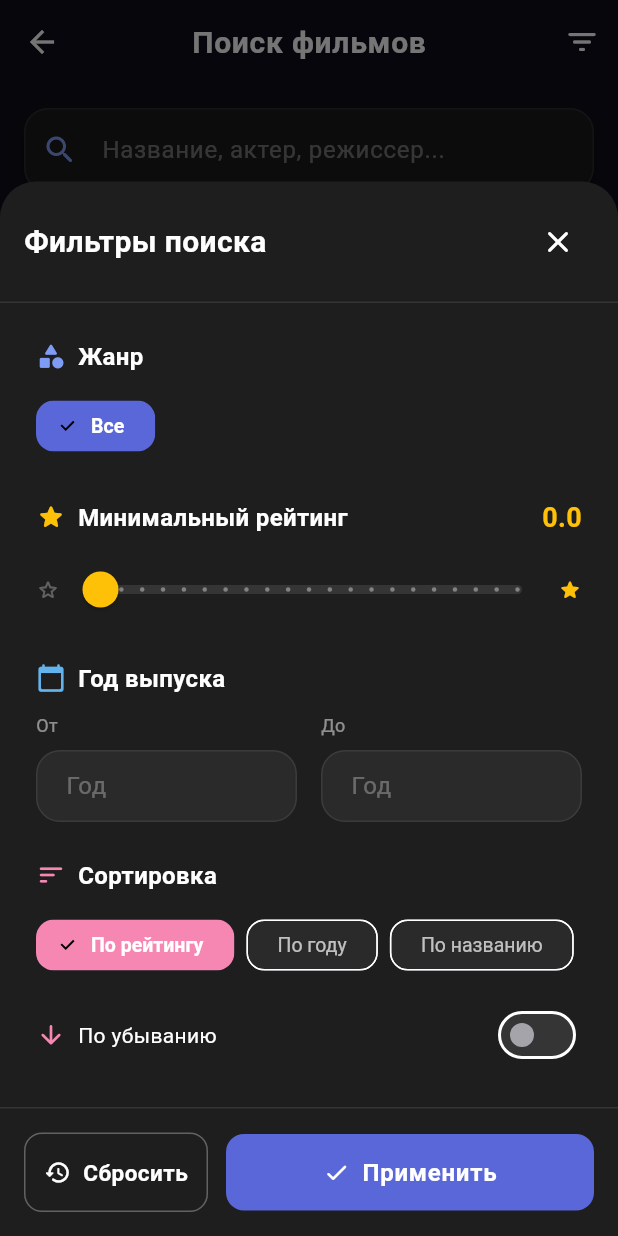
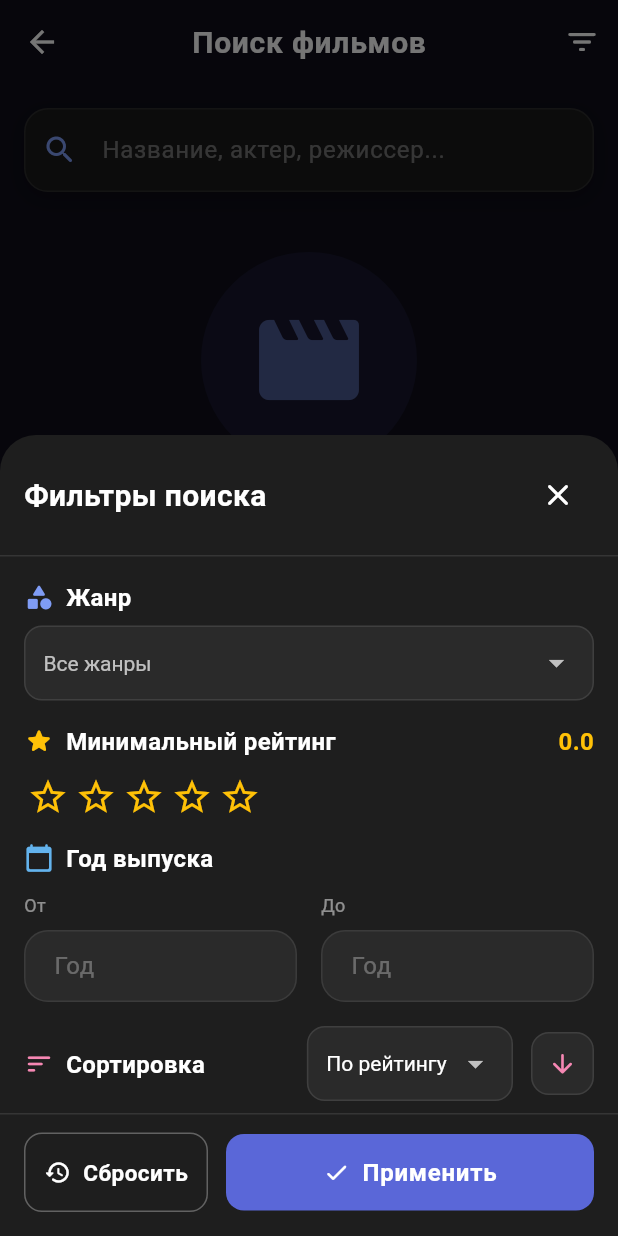
Before and after one commit to dasensy1/aba-movie, a Flutter app: the SearchScreen screen opened directly, after a tap on the "filter list" icon, on a phone screen of 412 x 824 dp. Run offline on Flutter 3.47's test engine with Material 3 defaults, Android fonts, the phone set to English and light mode, and no system bars; our stand-ins replace cached_network_image, convex_bottom_bar, google_fonts, shared_preferences, shimmer, supabase_flutter; accounts and stored records are empty; network calls fail.

```diff
--- a/lib/screens/search/search_screen.dart
+++ b/lib/screens/search/search_screen.dart
@@ -39,6 +39,14 @@ class _SearchScreenState extends State<SearchScreen>
 
    // Жанры для фильтрации (будут загружены из TMDb)
    List<String> _genres = ['Все'];
+
+   // Фильтры (UI state)
+   String _selectedGenre = '';
+   double _minRating = 0;
+   int? _minYear;
+   int? _maxYear;
+   String _sortBy = 'rating';
+   bool _sortAscending = false;
 
    // История поиска
    final List<String> _recentSearches = [
@@ -178,12 +186,31 @@ class _SearchScreenState extends State<SearchScreen>
 
      debugPrint('Применяем фильтры к MoviesProvider...');
      context.read<MoviesProvider>().applyFilters(newFilters);
+
+     // Update local UI state to reflect the applied filters
+     setState(() {
+       _selectedGenre = selectedGenre;
+       if (minRating != null) _minRating = minRating;
+       _minYear = minYear;
+       _maxYear = maxYear;
+       if (sortBy != null) _sortBy = sortBy;
+       if (sortAscending != null) _sortAscending = sortAscending;
+     });
+
      debugPrint('Фильтры применены');
      debugPrint('========================================');
    }
 
    /// Сбросить все фильтры
    void _resetFilters() {
+     setState(() {
+       _selectedGenre = '';
+       _minRating = 0;
+       _minYear = null;
+       _maxYear = null;
+       _sortBy = 'rating';
+       _sortAscending = false;
+     });
      context.read<MoviesProvider>().resetFilters();
      setState(() {
        _searchController.clear();
@@ -203,6 +230,12 @@ class _SearchScreenState extends State<SearchScreen>
         debugPrint('Создаем _FilterSheet');
         return _FilterSheet(
           genres: _genres,
+          initialGenre: _selectedGenre,
+          initialMinRating: _minRating,
+          initialMinYear: _minYear,
+          initialMaxYear: _maxYear,
+          initialSortBy: _sortBy,
+          initialSortAscending: _sortAscending,
           onApply: (
             {String? genre,
             double? minRating,
@@ -565,6 +598,21 @@ class _SearchScreenState extends State<SearchScreen>
 /// FILTER SHEET - МОДАЛЬНОЕ ОКНО ФИЛЬТРОВ
 /// ============================================================================
 
+/// Custom clipper for rendering partial/fractional stars
+class _StarClipper extends CustomClipper<Rect> {
+  final double percentage;
+
+  const _StarClipper({required this.percentage});
+
+  @override
+  Rect getClip(Size size) {
+    return Rect.fromLTWH(0, 0, size.width * (percentage / 100), size.height);
+  }
+
+  @override
+  bool shouldReclip(_StarClipper oldClipper) => oldClipper.percentage != percentage;
+}
+
 class _FilterSheet extends StatefulWidget {
   final List<String> genres;
   final Function({
@@ -577,10 +625,23 @@ class _FilterSheet extends StatefulWidget {
   }) onApply;
   final VoidCallback onReset;
 
+  final String initialGenre;
+  final double initialMinRating;
+  final int? initialMinYear;
+  final int? initialMaxYear;
+  final String initialSortBy;
+  final bool initialSortAscending;
+
   const _FilterSheet({
     required this.genres,
     required this.onApply,
     required this.onReset,
+    required this.initialGenre,
+    required this.initialMinRating,
+    required this.initialMinYear,
+    required this.initialMaxYear,
+    required this.initialSortBy,
+    required this.initialSortAscending,
   });
 
   @override
@@ -588,16 +649,23 @@ class _FilterSheet extends StatefulWidget {
 }
 
 class _FilterSheetState extends State<_FilterSheet> {
-  String _selectedGenre = '';
-  double _minRating = 0;
-  int? _minYear;
-  int? _maxYear;
-  String _sortBy = 'rating';
-  bool _sortAscending = false;
+  late String _selectedGenre;
+  late double _minRating;
+  late int? _minYear;
+  late int? _maxYear;
+  late String _sortBy;
+  late bool _sortAscending;
 
-  final List<String> _sortOptions = [
-    'rating', 'year', 'title'
-  ];
+  @override
+  void initState() {
+    super.initState();
+    _selectedGenre = widget.initialGenre;
+    _minRating = widget.initialMinRating;
+    _minYear = widget.initialMinYear;
+    _maxYear = widget.initialMaxYear;
+    _sortBy = widget.initialSortBy;
+    _sortAscending = widget.initialSortAscending;
+   }
 
   @override
   Widget build(BuildContext context) {
@@ -615,21 +683,21 @@ class _FilterSheetState extends State<_FilterSheet> {
           // Контент фильтров
           Flexible(
             child: SingleChildScrollView(
-              padding: const EdgeInsets.all(24),
+              padding: const EdgeInsets.fromLTRB(16, 16, 16, 8),
               child: Column(
                 crossAxisAlignment: CrossAxisAlignment.start,
                 children: [
                   // Жанр
                   _buildGenreSection(),
-                  const SizedBox(height: 24),
+                  const SizedBox(height: 16),
 
                   // Рейтинг
                   _buildRatingSection(),
-                  const SizedBox(height: 24),
+                  const SizedBox(height: 16),
 
                   // Год выпуска
                   _buildYearSection(),
-                  const SizedBox(height: 24),
+                  const SizedBox(height: 16),
 
                   // Сортировка
                   _buildSortSection(),
@@ -693,32 +761,35 @@ class _FilterSheetState extends State<_FilterSheet> {
             ),
           ],
         ),
-        const SizedBox(height: 12),
-        Wrap(
-          spacing: 8,
-          runSpacing: 8,
-          children: widget.genres.map((genre) {
-            final isSelected = genre == 'Все'
-                ? _selectedGenre.isEmpty
-                : _selectedGenre == genre;
-            return ChoiceChip(
-              label: Text(genre),
-              selected: isSelected,
-              selectedColor: ModernColors.primaryPurple,
-              backgroundColor: const Color(0xFF2A2A2A),
-              labelStyle: TextStyle(
-                color: isSelected ? Colors.white : Colors.white.withValues(alpha: 0.7),
-                fontWeight: isSelected ? FontWeight.bold : FontWeight.normal,
+        const SizedBox(height: 8),
+        Container(
+          padding: const EdgeInsets.symmetric(horizontal: 12),
+          decoration: BoxDecoration(
+            color: const Color(0xFF2A2A2A),
+            borderRadius: BorderRadius.circular(12),
+            border: Border.all(color: Colors.white.withValues(alpha: 0.1)),
           ),
-              onSelected: (selected) {
+          child: DropdownButtonHideUnderline(
+            child: DropdownButton<String>(
+              value: _selectedGenre.isEmpty ? null : _selectedGenre,
+              hint: const Text('Все жанры', style: TextStyle(color: Colors.white70)),
+              isExpanded: true,
+              icon: const Icon(Icons.arrow_drop_down, color: Colors.white70),
+              dropdownColor: const Color(0xFF2A2A2A),
+              style: const TextStyle(color: Colors.white),
+              items: widget.genres.map((genre) {
+                return DropdownMenuItem(
+                  value: genre == 'Все' ? '' : genre,
+                  child: Text(genre),
+                );
+              }).toList(),
+              onChanged: (value) {
                 setState(() {
-                  _selectedGenre = genre == 'Все' ? '' : genre;
-                  debugPrint('=== ВЫБРАН ЖАНР В UI ===');
-                  debugPrint('Выбран: "$genre" -> _selectedGenre="$_selectedGenre"');
+                  _selectedGenre = value ?? '';
                 });
               },
-            );
-          }).toList(),
+            ),
+          ),
         ),
       ],
     );
@@ -726,6 +797,8 @@ class _FilterSheetState extends State<_FilterSheet> {
 
   /// Секция рейтинга
   Widget _buildRatingSection() {
+    final stars = _minRating / 2;
+
     return Column(
       crossAxisAlignment: CrossAxisAlignment.start,
       children: [
@@ -745,8 +818,8 @@ class _FilterSheetState extends State<_FilterSheet> {
             Text(
               _minRating.toStringAsFixed(1),
               style: const TextStyle(
-                fontSize: 18,
-                fontWeight: FontWeight.bold,
+                fontSize: 16,
+                fontWeight: FontWeight.w600,
                 color: Colors.amber,
               ),
             ),
@@ -754,34 +827,54 @@ class _FilterSheetState extends State<_FilterSheet> {
         ),
         const SizedBox(height: 12),
         Row(
-          children: [
-            Icon(Icons.star_border_rounded, size: 16, color: Colors.white.withValues(alpha: 0.3)),
-            Expanded(
-              child: SliderTheme(
-                data: SliderThemeData(
-                  activeTrackColor: Colors.amber,
-                  inactiveTrackColor: Colors.white.withValues(alpha: 0.1),
-                  thumbColor: Colors.amber,
-                  overlayColor: Colors.amber.withValues(alpha: 0.2),
-                  trackHeight: 6,
-                  thumbShape: const RoundSliderThumbShape(enabledThumbRadius: 12),
-                ),
-                child: Slider(
-                  value: _minRating,
-                  min: 0,
-                  max: 10,
-                  divisions: 20,
-                  label: _minRating.toStringAsFixed(1),
-                  onChanged: (value) {
+          mainAxisSize: MainAxisSize.min,
+          children: List.generate(5, (index) {
+            final starValue = index + 1;
+            final starsFloat = _minRating / 2;
+            final isActive = starsFloat >= starValue;
+            final isHalfActive = !isActive && starsFloat > index && starsFloat < starValue;
+
+            return GestureDetector(
+              onTapDown: (details) {
+                final tapX = details.localPosition.dx;
+                final isLeftHalf = tapX < 16;
+                final newRating = isLeftHalf
+                    ? (starValue - 0.5) * 2
+                    : starValue * 2.0;
                 setState(() {
-                      _minRating = value;
+                  _minRating = newRating.clamp(0.0, 10.0);
                 });
               },
+              child: Padding(
+                padding: const EdgeInsets.symmetric(horizontal: 2),
+                child: isHalfActive
+                    ? Stack(
+                        alignment: Alignment.centerLeft,
+                        children: [
+                          const Icon(Icons.star_border, color: Colors.amber, size: 28),
+                          ClipRect(
+                            clipper: _StarClipper(percentage: (starsFloat - index) * 100),
+                            child: const Icon(Icons.star, color: Colors.amber, size: 28),
+                          ),
+                        ],
+                      )
+                    : Icon(
+                        isActive ? Icons.star : Icons.star_border,
+                        color: Colors.amber,
+                        size: 28,
                       ),
               ),
+            );
+          }),
         ),
-            Icon(Icons.star_rounded, size: 16, color: Colors.amber),
-          ],
+        // Quick reset
+        if (_minRating > 0)
+          Align(
+            alignment: Alignment.centerRight,
+            child: TextButton(
+              onPressed: () => setState(() => _minRating = 0),
+              child: const Text('Сбросить', style: TextStyle(fontSize: 12, color: Colors.grey)),
+            ),
           ),
       ],
     );
@@ -883,10 +976,7 @@ class _FilterSheetState extends State<_FilterSheet> {
 
    /// Секция сортировки
   Widget _buildSortSection() {
-    return Column(
-      crossAxisAlignment: CrossAxisAlignment.start,
-      children: [
-        Row(
+    return Row(
       children: [
         Icon(Icons.sort_rounded, size: 20, color: ModernColors.accentPink),
         const SizedBox(width: 8),
@@ -898,86 +988,70 @@ class _FilterSheetState extends State<_FilterSheet> {
             color: Colors.white,
           ),
         ),
+        const Spacer(),
+        // Sort type dropdown
+        Container(
+          padding: const EdgeInsets.symmetric(horizontal: 12),
+          decoration: BoxDecoration(
+            color: const Color(0xFF2A2A2A),
+            borderRadius: BorderRadius.circular(12),
+            border: Border.all(color: Colors.white.withValues(alpha: 0.1)),
+          ),
+          child: DropdownButtonHideUnderline(
+            child: DropdownButton<String>(
+              value: _sortBy,
+              icon: const Icon(Icons.arrow_drop_down, color: Colors.white70),
+              dropdownColor: const Color(0xFF2A2A2A),
+              style: const TextStyle(color: Colors.white),
+              items: const [
+                DropdownMenuItem(value: 'rating', child: Text('По рейтингу')),
+                DropdownMenuItem(value: 'year', child: Text('По году')),
+                DropdownMenuItem(value: 'title', child: Text('По названию')),
               ],
-        ),
-        const SizedBox(height: 12),
-
-        // Выбор типа сортировки
-        Wrap(
-          spacing: 8,
-          runSpacing: 8,
-          children: [
-            _buildSortChip('По рейтингу', 'rating'),
-            _buildSortChip('По году', 'year'),
-            _buildSortChip('По названию', 'title'),
-          ],
-        ),
-        const SizedBox(height: 12),
-
-        // Направление сортировки
-        Row(
-          children: [
-            Icon(
-              _sortAscending
-                  ? Icons.arrow_upward_rounded
-                  : Icons.arrow_downward_rounded,
-              size: 20,
-              color: ModernColors.accentPink,
-            ),
-            const SizedBox(width: 8),
-            Text(
-              _sortAscending ? 'По возрастанию' : 'По убыванию',
-              style: const TextStyle(
-                color: Colors.white,
-                fontSize: 14,
-              ),
-            ),
-            const Spacer(),
-            Switch(
-              value: _sortAscending,
               onChanged: (value) {
-                setState(() {
-                  _sortAscending = value;
-                });
-              },
-              activeColor: ModernColors.accentPink,
-            ),
-          ],
-        ),
-      ],
-    );
-  }
-
-  /// Чип сортировки
-  Widget _buildSortChip(String label, String value) {
-    final isSelected = _sortBy == value;
-    return ChoiceChip(
-      label: Text(label),
-      selected: isSelected,
-      selectedColor: ModernColors.accentPink,
-      backgroundColor: const Color(0xFF2A2A2A),
-      labelStyle: TextStyle(
-        color: isSelected ? Colors.white : Colors.white.withValues(alpha: 0.7),
-        fontWeight: isSelected ? FontWeight.bold : FontWeight.normal,
-      ),
-      onSelected: (selected) {
-        if (selected) {
+                if (value != null) {
                   setState(() {
                     _sortBy = value;
                   });
                 }
               },
+            ),
+          ),
+        ),
+        const SizedBox(width: 12),
+        // Sort direction toggle
+        GestureDetector(
+          onTap: () {
+            setState(() {
+              _sortAscending = !_sortAscending;
+            });
+          },
+          child: Container(
+            padding: const EdgeInsets.all(10),
+            decoration: BoxDecoration(
+              color: const Color(0xFF2A2A2A),
+              borderRadius: BorderRadius.circular(12),
+              border: Border.all(color: Colors.white.withValues(alpha: 0.1)),
+            ),
+            child: Icon(
+              _sortAscending ? Icons.arrow_upward_rounded : Icons.arrow_downward_rounded,
+              color: ModernColors.accentPink,
+              size: 20,
+            ),
+          ),
+        ),
+      ],
     );
    }
 
    /// Кнопки действий
    Widget _buildActionButtons() {
      return Container(
-      padding: const EdgeInsets.all(16),
+       padding: const EdgeInsets.fromLTRB(16, 12, 16, 16),
        decoration: BoxDecoration(
          color: const Color(0xFF1E1E1E),
-        border: Border(
-          top: BorderSide(color: Colors.white.withValues(alpha: 0.1)),
+         border: const Border(
+           top: BorderSide(color: Color(0x1AFFFFFF)),
          ),
        ),
       child: Row(
```
Also changed, not shown: lib/providers/movies_provider.dart (+121 -130 lines), lib/services/tmdb_api_service.dart (+58 -18 lines). Lines whose indentation alone changed are shown as unchanged.
